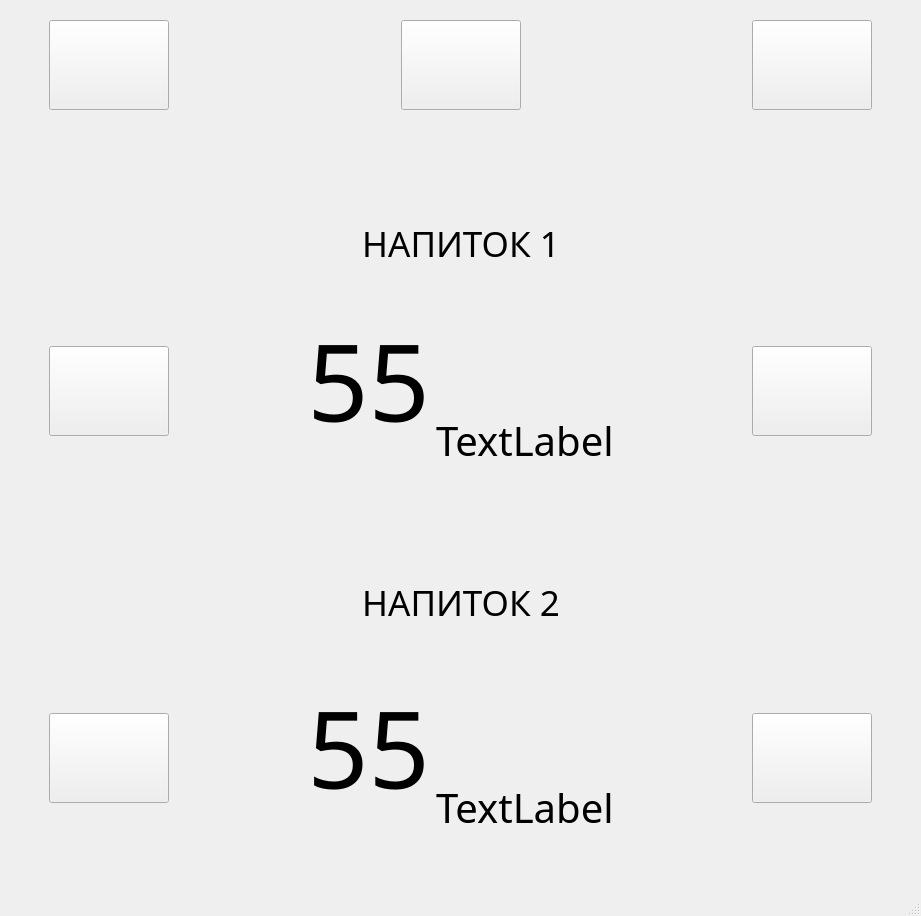
Old version of the form Filler_interface/Window_filler/UI_filler2.ui in the repository TWOKRAI/Filler.
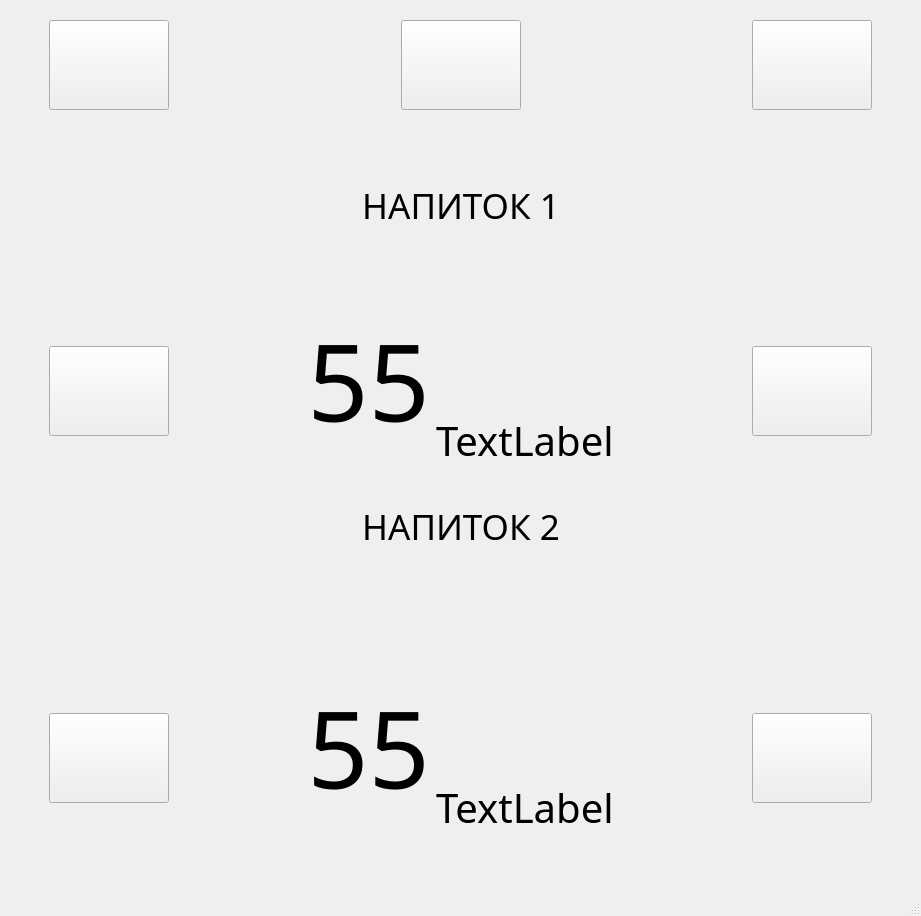
New version of the form.

Patch:
```diff
--- a/Filler_interface/Window_filler/UI_filler2.ui
+++ b/Filler_interface/Window_filler/UI_filler2.ui
@@ -248,10 +248,13 @@
           <property name="orientation">
            <enum>Qt::Vertical</enum>
           </property>
+          <property name="sizeType">
+           <enum>QSizePolicy::Fixed</enum>
+          </property>
           <property name="sizeHint" stdset="0">
            <size>
             <width>20</width>
-            <height>40</height>
+            <height>15</height>
            </size>
           </property>
          </spacer>
@@ -508,10 +511,13 @@
           <property name="orientation">
            <enum>Qt::Vertical</enum>
           </property>
+          <property name="sizeType">
+           <enum>QSizePolicy::Fixed</enum>
+          </property>
           <property name="sizeHint" stdset="0">
            <size>
             <width>20</width>
-            <height>40</height>
+            <height>15</height>
            </size>
           </property>
          </spacer>
```
